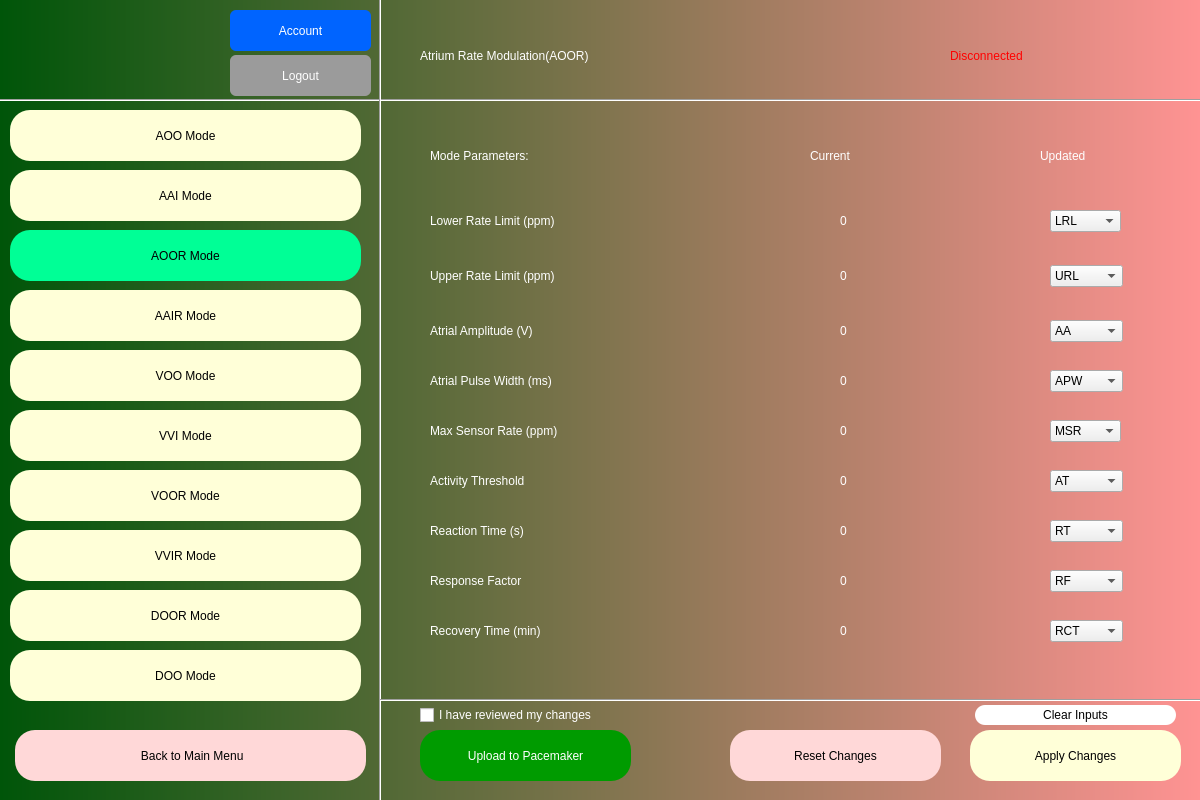
Qt form DCM/interface/aoor_mode.ui (patrickkosierb/3K04_DCM) before a commit.
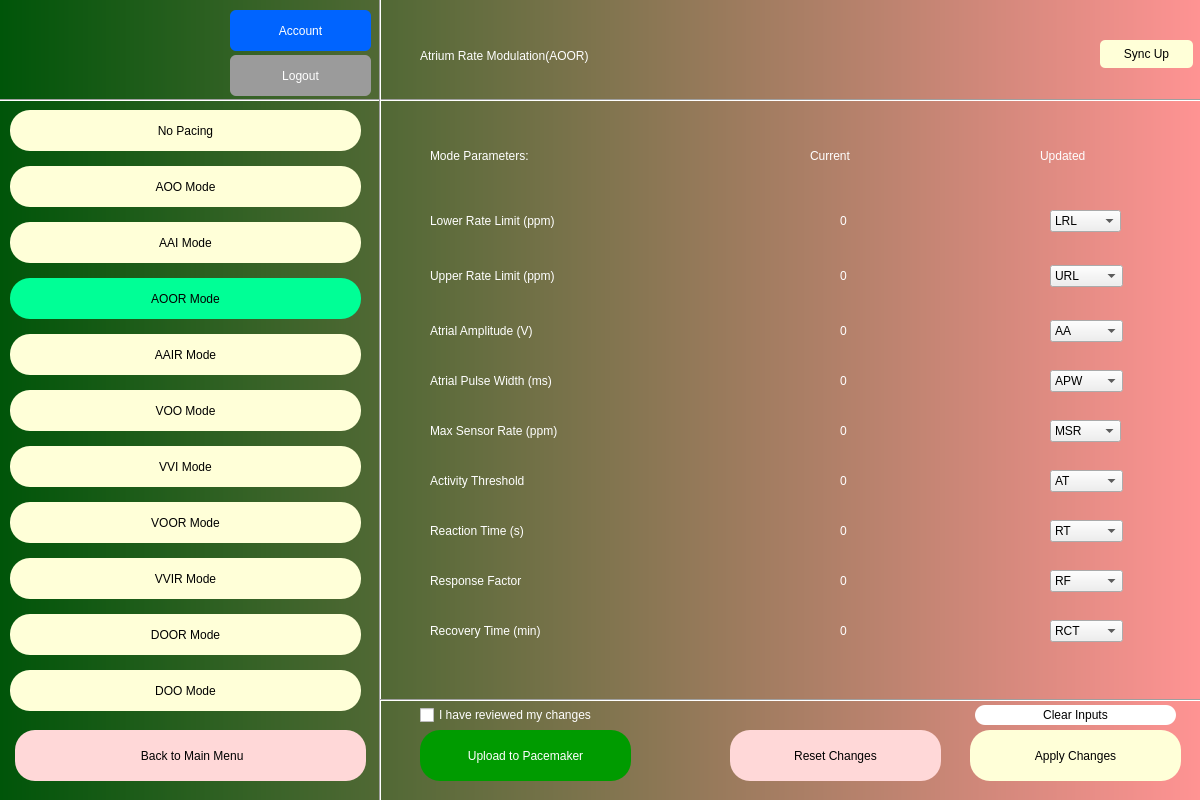
The same form after that commit.

Diff of the .ui file:
```diff
--- a/DCM/interface/aoor_mode.ui
+++ b/DCM/interface/aoor_mode.ui
@@ -91,7 +91,7 @@
 </string>
     </property>
     <property name="text">
-     <string>Disconnected</string>
+     <string/>
     </property>
    </widget>
    <widget class="QLabel" name="pacemaker_number">
@@ -348,9 +348,9 @@
     <property name="geometry">
      <rect>
       <x>10</x>
-      <y>170</y>
+      <y>222</y>
       <width>351</width>
-      <height>51</height>
+      <height>41</height>
      </rect>
     </property>
     <property name="styleSheet">
@@ -486,9 +486,9 @@
     <property name="geometry">
      <rect>
       <x>10</x>
-      <y>110</y>
+      <y>166</y>
       <width>351</width>
-      <height>51</height>
+      <height>41</height>
      </rect>
     </property>
     <property name="styleSheet">
@@ -562,9 +562,9 @@
     <property name="geometry">
      <rect>
       <x>10</x>
-      <y>350</y>
+      <y>390</y>
       <width>351</width>
-      <height>51</height>
+      <height>41</height>
      </rect>
     </property>
     <property name="styleSheet">
@@ -581,9 +581,9 @@
     <property name="geometry">
      <rect>
       <x>10</x>
-      <y>410</y>
+      <y>446</y>
       <width>351</width>
-      <height>51</height>
+      <height>41</height>
      </rect>
     </property>
     <property name="styleSheet">
@@ -1487,9 +1487,9 @@
     <property name="geometry">
      <rect>
       <x>10</x>
-      <y>230</y>
+      <y>278</y>
       <width>351</width>
-      <height>51</height>
+      <height>41</height>
      </rect>
     </property>
     <property name="styleSheet">
@@ -1507,9 +1507,9 @@
     <property name="geometry">
      <rect>
       <x>10</x>
-      <y>290</y>
+      <y>334</y>
       <width>351</width>
-      <height>51</height>
+      <height>41</height>
      </rect>
     </property>
     <property name="styleSheet">
@@ -1526,9 +1526,9 @@
     <property name="geometry">
      <rect>
       <x>10</x>
-      <y>470</y>
+      <y>502</y>
       <width>351</width>
-      <height>51</height>
+      <height>41</height>
      </rect>
     </property>
     <property name="styleSheet">
@@ -1545,9 +1545,9 @@
     <property name="geometry">
      <rect>
       <x>10</x>
-      <y>530</y>
+      <y>558</y>
       <width>351</width>
-      <height>51</height>
+      <height>41</height>
      </rect>
     </property>
     <property name="styleSheet">
@@ -1564,9 +1564,9 @@
     <property name="geometry">
      <rect>
       <x>10</x>
-      <y>590</y>
+      <y>614</y>
       <width>351</width>
-      <height>51</height>
+      <height>41</height>
      </rect>
     </property>
     <property name="styleSheet">
@@ -1583,9 +1583,9 @@
     <property name="geometry">
      <rect>
       <x>10</x>
-      <y>650</y>
+      <y>670</y>
       <width>351</width>
-      <height>51</height>
+      <height>41</height>
      </rect>
     </property>
     <property name="styleSheet">
@@ -2137,6 +2137,59 @@
      <string/>
     </property>
    </widget>
+   <widget class="QPushButton" name="no_pacing">
+    <property name="geometry">
+     <rect>
+      <x>10</x>
+      <y>110</y>
+      <width>351</width>
+      <height>41</height>
+     </rect>
+    </property>
+    <property name="styleSheet">
+     <string notr="true">border-radius: 20px;
+color: rgb(0,0,0);
+background-color: rgb(255, 255, 216);
+font: 12pt &quot;Arial&quot;;</string>
+    </property>
+    <property name="text">
+     <string>No Pacing</string>
+    </property>
+   </widget>
+   <widget class="QPushButton" name="refresh">
+    <property name="geometry">
+     <rect>
+      <x>1100</x>
+      <y>40</y>
+      <width>93</width>
+      <height>28</height>
+     </rect>
+    </property>
+    <property name="styleSheet">
+     <string notr="true">background-color: rgb(255, 255, 216);
+border-radius: 5px;</string>
+    </property>
+    <property name="text">
+     <string>Sync Up</string>
+    </property>
+   </widget>
+   <widget class="QLabel" name="conn_error">
+    <property name="geometry">
+     <rect>
+      <x>950</x>
+      <y>70</y>
+      <width>191</width>
+      <height>31</height>
+     </rect>
+    </property>
+    <property name="styleSheet">
+     <string notr="true">font: 8pt &quot;Arial&quot;; color:rgb(255, 0, 0)
+</string>
+    </property>
+    <property name="text">
+     <string/>
+    </property>
+   </widget>
   </widget>
  </widget>
  <resources/>
```
Left out of the diff: 9 changed lines with no effect on the pictures.
